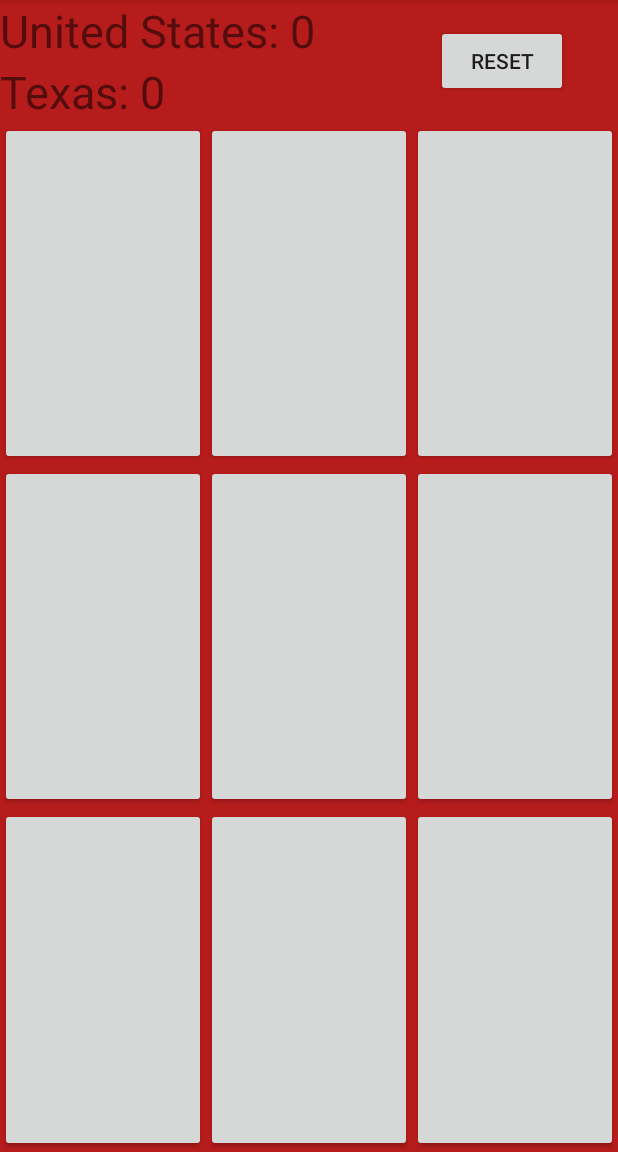
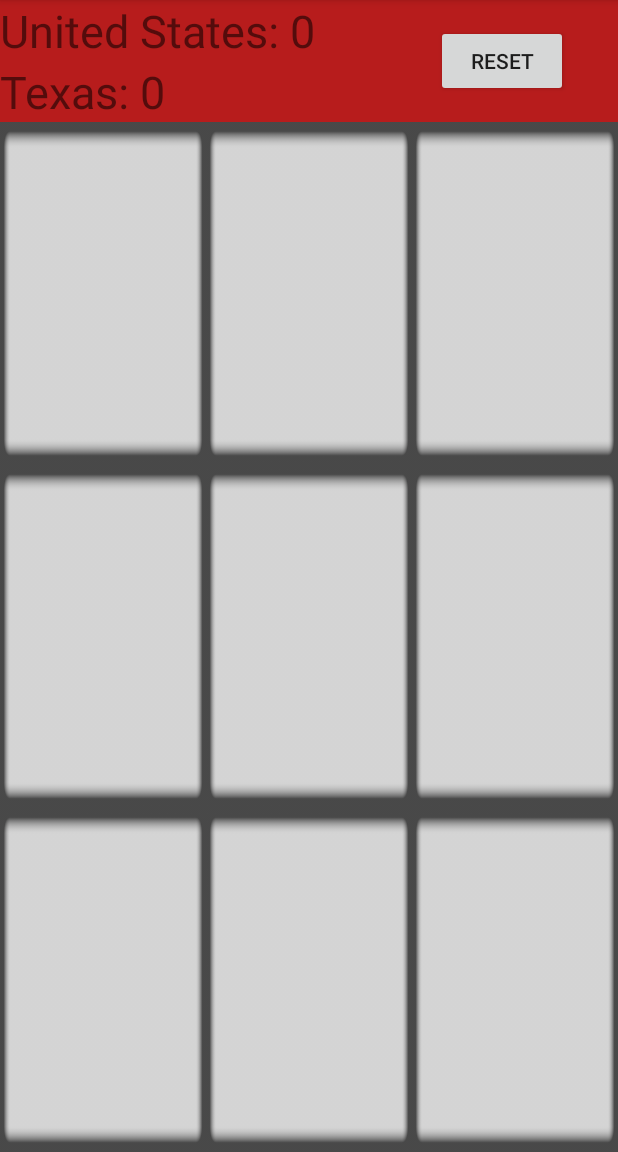
Before and after one commit to M0neymike/TicTacToh, an Android app: the screen it shows after launch (MainActivity), on a phone screen of 412 x 824 dp, the part 84-1236 px from its top. Run offline under Robolectric (Android 15) with nearby library versions, the phone set to English and light mode, and no system bars.

Commit message:
tictactoh button update, new png and added to reset board

```diff
--- a/app/src/main/java/com/jmichaelwheeler/tictactoh/MainActivity.java
+++ b/app/src/main/java/com/jmichaelwheeler/tictactoh/MainActivity.java
@@ -138,6 +138,7 @@ public class MainActivity extends AppCompatActivity implements View.OnClickListe
         for (int i = 0; i < 3; i++) {
             for (int j = 0; j < 3; j++) {
                 buttons[i][j].setText("");
+                buttons[i][j].setBackgroundResource(R.drawable.gray_button);
             }
         }
 
--- a/app/src/main/res/layout/activity_main.xml
+++ b/app/src/main/res/layout/activity_main.xml
@@ -50,24 +50,27 @@
                 android:layout_width="0dp"
                 android:layout_height="match_parent"
                 android:layout_weight="1"
-                android:textSize="60sp"
-                android:freezesText="true"/>
+                android:background="@drawable/gray_button"
+                android:freezesText="true"
+                android:textSize="60sp" />
 
             <Button
                 android:id="@+id/button_01"
                 android:layout_width="0dp"
                 android:layout_height="match_parent"
                 android:layout_weight="1"
-                android:textSize="60sp"
-                android:freezesText="true"/>
+                android:background="@drawable/gray_button"
+                android:freezesText="true"
+                android:textSize="60sp" />
 
             <Button
                 android:id="@+id/button_02"
                 android:layout_width="0dp"
                 android:layout_height="match_parent"
                 android:layout_weight="1"
-                android:textSize="60sp"
-                android:freezesText="true"/>
+                android:background="@drawable/gray_button"
+                android:freezesText="true"
+                android:textSize="60sp" />
 
         </LinearLayout>
 
@@ -81,24 +84,27 @@
             android:layout_width="0dp"
             android:layout_height="match_parent"
             android:layout_weight="1"
-            android:textSize="60sp"
-            android:freezesText="true"/>
+            android:background="@drawable/gray_button"
+            android:freezesText="true"
+            android:textSize="60sp" />
 
         <Button
             android:id="@+id/button_11"
             android:layout_width="0dp"
             android:layout_height="match_parent"
             android:layout_weight="1"
-            android:textSize="60sp"
-            android:freezesText="true"/>
+            android:background="@drawable/gray_button"
+            android:freezesText="true"
+            android:textSize="60sp" />
 
         <Button
             android:id="@+id/button_12"
             android:layout_width="0dp"
             android:layout_height="match_parent"
             android:layout_weight="1"
-            android:textSize="60sp"
-            android:freezesText="true"/>
+            android:background="@drawable/gray_button"
+            android:freezesText="true"
+            android:textSize="60sp" />
 
     </LinearLayout>
 
@@ -112,24 +118,27 @@
             android:layout_width="0dp"
             android:layout_height="match_parent"
             android:layout_weight="1"
-            android:textSize="60sp"
-            android:freezesText="true"/>
+            android:background="@drawable/gray_button"
+            android:freezesText="true"
+            android:textSize="60sp" />
 
         <Button
             android:id="@+id/button_21"
             android:layout_width="0dp"
             android:layout_height="match_parent"
             android:layout_weight="1"
-            android:textSize="60sp"
-            android:freezesText="true"/>
+            android:background="@drawable/gray_button"
+            android:freezesText="true"
+            android:textSize="60sp" />
 
         <Button
             android:id="@+id/button_22"
             android:layout_width="0dp"
             android:layout_height="match_parent"
             android:layout_weight="1"
-            android:textSize="60sp"
-            android:freezesText="true"/>
+            android:background="@drawable/gray_button"
+            android:freezesText="true"
+            android:textSize="60sp" />
 
     </LinearLayout>
 
```
Also changed, not shown: app/src/main/res/drawable-v24/gray_button.png (added).
